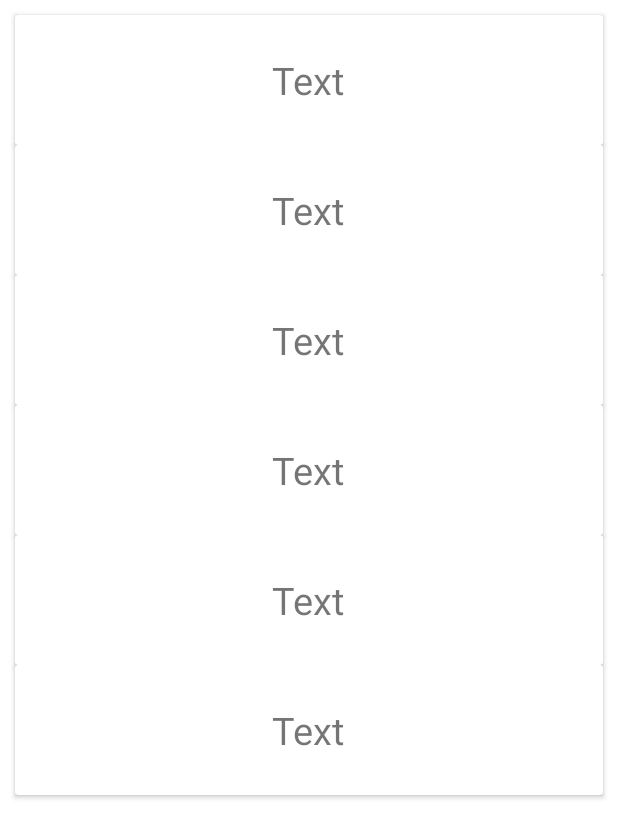
After one commit to MaximTarend/DataBaseHW4, an Android app: the layout fragment_list.xml on its own in the app's theme, with its tools: preview values and no code run, on a phone screen of 412 x 824 dp. The commit adds this screen. Shown: the top 838 px of the screen. Run offline under Robolectric (Android 15) with nearby library versions, the phone set to English and light mode, and no system bars.

Commit message:
Заготовки layout Навигация

```diff
--- /dev/null
+++ b/app/src/main/java/by/hometrainng/databasehw4/fragment/FragmentList.kt
@@ -0,0 +1,6 @@
+package by.hometrainng.databasehw4.fragment
+
+import androidx.fragment.app.Fragment
+
+class FragmentList: Fragment() {
+}
--- /dev/null
+++ b/app/src/main/res/layout/database_item.xml
@@ -0,0 +1,17 @@
+<?xml version="1.0" encoding="utf-8"?>
+<androidx.cardview.widget.CardView xmlns:android="http://schemas.android.com/apk/res/android"
+    android:layout_width="match_parent"
+    android:layout_height="wrap_content"
+    xmlns:app="http://schemas.android.com/apk/res-auto"
+    app:contentPadding="16dp"
+    android:id="@+id/item">
+
+    <TextView
+        android:layout_width="wrap_content"
+        android:layout_height="wrap_content"
+        android:padding="10dp"
+        android:text="Text"
+        android:textSize="25sp"
+        android:layout_gravity="center"/>
+
+</androidx.cardview.widget.CardView>
--- /dev/null
+++ b/app/src/main/res/layout/fragment_list.xml
@@ -0,0 +1,21 @@
+<?xml version="1.0" encoding="utf-8"?>
+<androidx.appcompat.widget.LinearLayoutCompat xmlns:android="http://schemas.android.com/apk/res/android"
+    xmlns:app="http://schemas.android.com/apk/res-auto"
+    xmlns:tools="http://schemas.android.com/tools"
+    android:id="@+id/linear_layout"
+    android:layout_width="match_parent"
+    android:layout_height="match_parent"
+    android:orientation="vertical">
+
+
+    <androidx.recyclerview.widget.RecyclerView
+        android:id="@+id/recycler_view"
+        android:layout_width="match_parent"
+        android:layout_height="match_parent"
+        android:clipToPadding="false"
+        android:padding="10dp"
+        tools:itemCount="20"
+        tools:listitem="@layout/database_item" />
+
+
+</androidx.appcompat.widget.LinearLayoutCompat>
--- /dev/null
+++ b/app/src/main/res/navigation/bottom_navigation.xml
@@ -0,0 +1,6 @@
+<?xml version="1.0" encoding="utf-8"?>
+<navigation xmlns:android="http://schemas.android.com/apk/res/android"
+    xmlns:app="http://schemas.android.com/apk/res-auto"
+    android:id="@+id/bottom_navigation.xml">
+
+</navigation>
--- a/app/src/main/res/values-night/themes.xml
+++ b/app/src/main/res/values-night/themes.xml
@@ -1,6 +1,6 @@
 <resources xmlns:tools="http://schemas.android.com/tools">
     <!-- Base application theme. -->
-    <style name="Theme.DataBaseHW4" parent="Theme.MaterialComponents.DayNight.DarkActionBar">
+    <style name="Theme.DataBaseHW4" parent="Theme.MaterialComponents.DayNight.NoActionBar">
         <!-- Primary brand color. -->
         <item name="colorPrimary">@color/purple_200</item>
         <item name="colorPrimaryVariant">@color/purple_700</item>
--- a/app/src/main/res/values/strings.xml
+++ b/app/src/main/res/values/strings.xml
@@ -1,3 +1,4 @@
 <resources>
     <string name="app_name">DataBase HW4</string>
+    <string name="room_database">Room DataBase</string>
 </resources>
--- a/app/src/main/res/values/themes.xml
+++ b/app/src/main/res/values/themes.xml
@@ -1,6 +1,6 @@
 <resources xmlns:tools="http://schemas.android.com/tools">
     <!-- Base application theme. -->
-    <style name="Theme.DataBaseHW4" parent="Theme.MaterialComponents.DayNight.DarkActionBar">
+    <style name="Theme.DataBaseHW4" parent="Theme.MaterialComponents.DayNight.NoActionBar">
         <!-- Primary brand color. -->
         <item name="colorPrimary">@color/purple_500</item>
         <item name="colorPrimaryVariant">@color/purple_700</item>
```
Also changed, not shown: app/src/main/java/by/hometrainng/databasehw4/MainActivity.kt (+1 -6 lines), app/src/main/java/by/hometrainng/databasehw4/fragment/FragmentBottomNav.kt (added, +8 -0 lines), app/src/main/res/layout/activity_main.xml (+7 -11 lines), app/src/main/res/layout/fragment_bottom_nav.xml (added, +30 -0 lines), app/src/main/res/layout/gragment_edit_database.xml (added, +14 -0 lines), app/src/main/res/menu/menu_bottom_nav.xml (added, +14 -0 lines), app/src/main/res/navigation/navigation.xml (added, +12 -0 lines).
